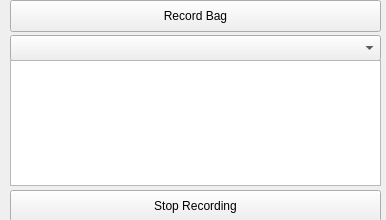
DukeRobotics/robosub-ros, file landside/catkin_ws/src/gui/resource/RosbagWidget.ui: the form before one commit.
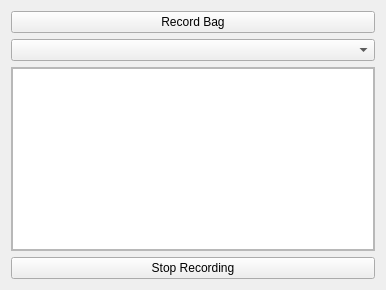
The form after the commit.

Commit message: Completed rosbag plugin and added it to cv_gui perspective

What changed in the file:
```diff
--- a/landside/catkin_ws/src/gui/resource/RosbagWidget.ui
+++ b/landside/catkin_ws/src/gui/resource/RosbagWidget.ui
@@ -7,80 +7,78 @@
     <x>0</x>
     <y>0</y>
     <width>386</width>
-    <height>220</height>
+    <height>290</height>
    </rect>
   </property>
-  <property name="minimumSize">
-   <size>
-    <width>386</width>
-    <height>220</height>
-   </size>
-  </property>
-  <property name="maximumSize">
-   <size>
-    <width>386</width>
-    <height>220</height>
-   </size>
+  <property name="sizePolicy">
+   <sizepolicy hsizetype="Expanding" vsizetype="Expanding">
+    <horstretch>0</horstretch>
+    <verstretch>0</verstretch>
+   </sizepolicy>
   </property>
   <property name="windowTitle">
    <string>Form</string>
   </property>
-  <widget class="QPushButton" name="stop_recording_button">
-   <property name="geometry">
-    <rect>
-     <x>10</x>
-     <y>190</y>
-     <width>371</width>
-     <height>32</height>
-    </rect>
-   </property>
-   <property name="text">
-    <string>Stop Recording</string>
-   </property>
-  </widget>
-  <widget class="QComboBox" name="bag_files_box">
-   <property name="geometry">
-    <rect>
-     <x>10</x>
-     <y>35</y>
-     <width>371</width>
-     <height>26</height>
-    </rect>
-   </property>
-  </widget>
-  <widget class="QTextEdit" name="textArea">
-   <property name="geometry">
-    <rect>
-     <x>10</x>
-     <y>60</y>
-     <width>371</width>
-     <height>126</height>
-    </rect>
-   </property>
-   <widget class="QWidget" name="scrollAreaWidgetContents">
-    <property name="geometry">
-     <rect>
-      <x>10</x>
-      <y>0</y>
-      <width>371</width>
-      <height>129</height>
-     </rect>
-    </property>
-   </widget>
-  </widget>
-  <widget class="QPushButton" name="record_bag_button">
-   <property name="geometry">
-    <rect>
-     <x>10</x>
-     <y>0</y>
-     <width>371</width>
-     <height>32</height>
-    </rect>
-   </property>
-   <property name="text">
-    <string>Record Bag</string>
-   </property>
-  </widget>
+  <layout class="QVBoxLayout" name="rosbag_widget_vertical_layout">
+   <item>
+    <widget class="QPushButton" name="record_bag_button">
+     <property name="text">
+      <string>Record Bag</string>
+     </property>
+    </widget>
+   </item>
+   <item>
+    <widget class="QComboBox" name="active_bag_box"/>
+   </item>
+   <item>
+    <widget class="QScrollArea" name="scroll_area">
+     <property name="widgetResizable">
+      <bool>true</bool>
+     </property>
+     <property name="alignment">
+      <set>Qt::AlignLeading|Qt::AlignLeft|Qt::AlignVCenter</set>
+     </property>
+     <widget class="QWidget" name="scroll_area_widget_contents">
+      <property name="geometry">
+       <rect>
+        <x>0</x>
+        <y>0</y>
+        <width>360</width>
+        <height>166</height>
+       </rect>
+      </property>
+      <layout class="QVBoxLayout" name="scroll_area_vertical_layout">
+       <property name="leftMargin">
+        <number>0</number>
+       </property>
+       <property name="topMargin">
+        <number>0</number>
+       </property>
+       <property name="rightMargin">
+        <number>0</number>
+       </property>
+       <property name="bottomMargin">
+        <number>0</number>
+       </property>
+       <item>
+        <widget class="QTextEdit" name="bag_information_text_area">
+         <property name="readOnly">
+          <bool>true</bool>
+         </property>
+        </widget>
+       </item>
+      </layout>
+     </widget>
+    </widget>
+   </item>
+   <item>
+    <widget class="QPushButton" name="stop_recording_button">
+     <property name="text">
+      <string>Stop Recording</string>
+     </property>
+    </widget>
+   </item>
+  </layout>
  </widget>
  <resources/>
  <connections/>
```
Left out of the diff: 4 changed lines with no effect on the pictures. The commit also changes 5 other files.
